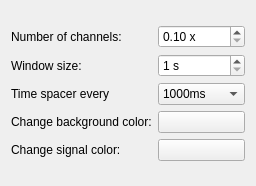
Old version of the form libraries/disp/viewers/formfiles/channeldatasettingsview.ui in the repository mne-tools/mne-cpp.
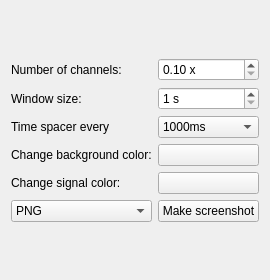
New version of the form.

Commit message: [SC-166] Work on quick control widget form file

What changed in the file:
```diff
--- a/libraries/disp/viewers/formfiles/channeldatasettingsview.ui
+++ b/libraries/disp/viewers/formfiles/channeldatasettingsview.ui
@@ -7,7 +7,7 @@
     <x>0</x>
     <y>0</y>
     <width>256</width>
-    <height>186</height>
+    <height>280</height>
    </rect>
   </property>
   <property name="sizePolicy">
@@ -29,7 +29,7 @@
    <string notr="true"/>
   </property>
   <layout class="QGridLayout" name="gridLayout">
-   <item row="0" column="0">
+   <item row="0" column="0" colspan="2">
     <layout class="QGridLayout" name="gridLayout_4">
      <property name="topMargin">
       <number>0</number>
@@ -145,6 +145,27 @@
        </item>
       </widget>
      </item>
+     <item row="5" column="0">
+      <widget class="QComboBox" name="m_comboBox_imageType">
+       <item>
+        <property name="text">
+         <string>PNG</string>
+        </property>
+       </item>
+       <item>
+        <property name="text">
+         <string>SVG</string>
+        </property>
+       </item>
+      </widget>
+     </item>
+     <item row="5" column="1">
+      <widget class="QPushButton" name="m_pushButton_makeScreenshot">
+       <property name="text">
+        <string>Make screenshot</string>
+       </property>
+      </widget>
+     </item>
     </layout>
    </item>
   </layout>
```
Left out of the diff: 42 changed lines with no effect on the pictures. The commit also changes 6 other files.
